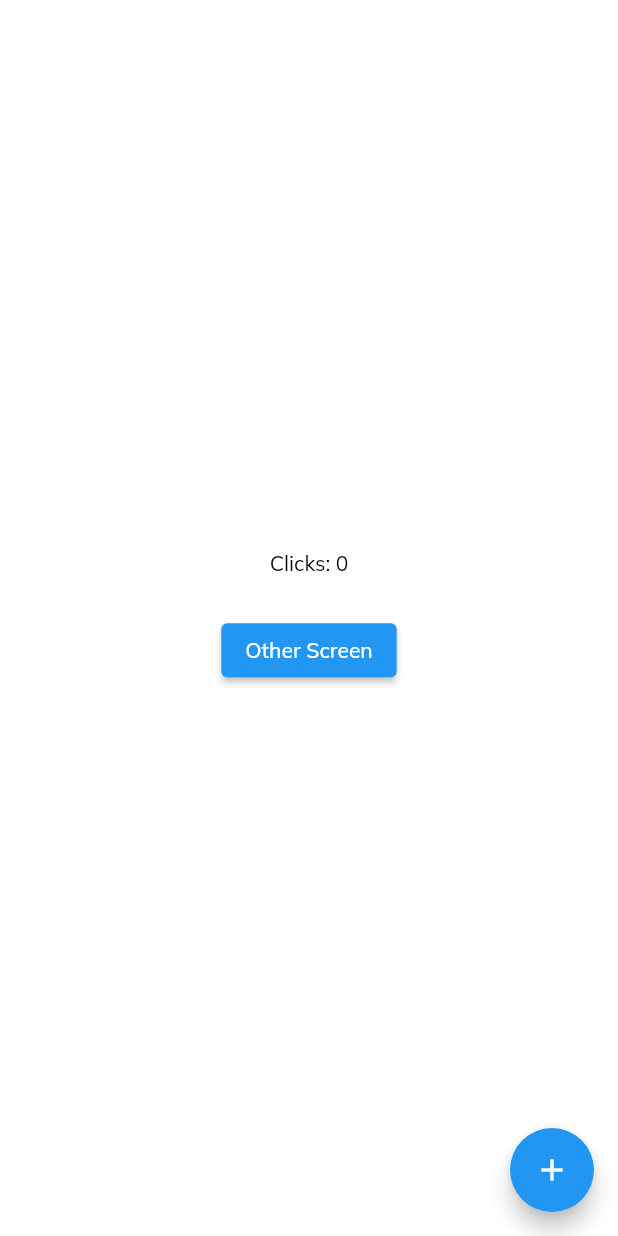
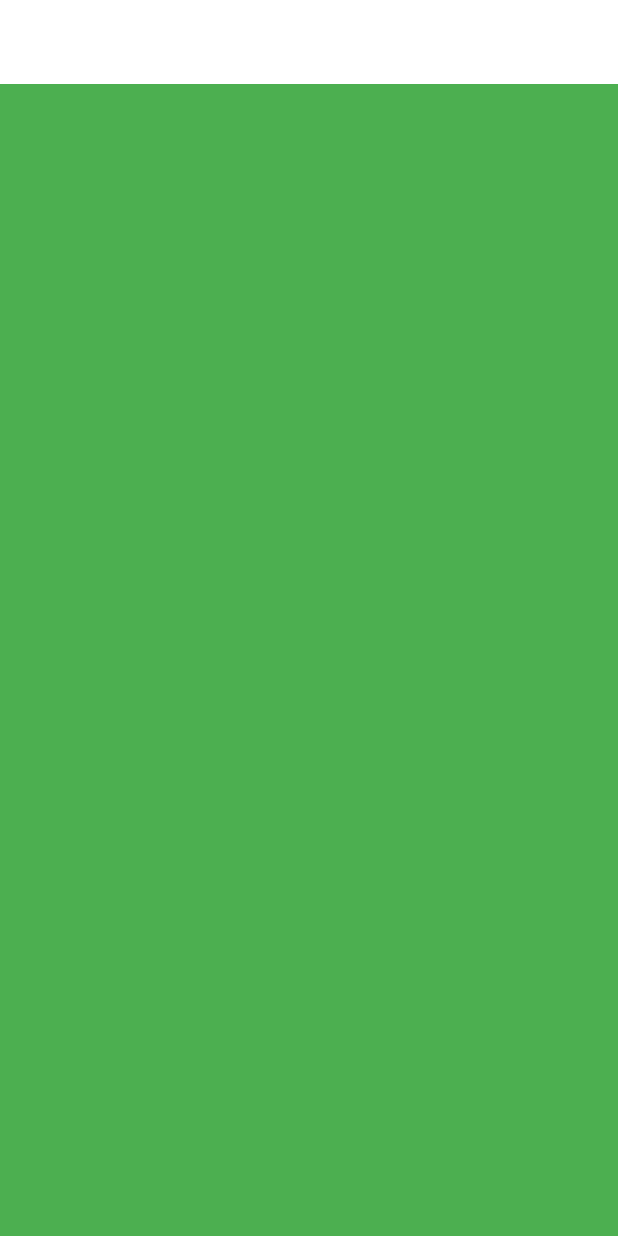
Before and after one commit to Leman316/Flutter_web_project, a Flutter app: the screen it shows after launch, on a phone screen of 412 x 824 dp. Run offline on Flutter 3.47's test engine with Material 2 defaults, Android fonts, the light colour scheme and no system bars; our stand-ins replace get, google_fonts.

Commit message:
Responsiveness update

```diff
--- /dev/null
+++ b/lib/helpers/responsiveness.dart
@@ -0,0 +1,45 @@
+import 'package:flutter/material.dart';
+
+const int largeScreenSize = 1368;
+const int mediumScreenSize = 768;
+const int smallScreenSize = 480;
+const int customScreenSize = 1100;
+
+class Responsiveness extends StatelessWidget {
+  final Widget largeScreen;
+  final Widget mediumScreen;
+  final Widget smallScreen;
+//  final Widget customScreen;
+
+  const Responsiveness({
+    Key key,
+    @required this.largeScreen,
+    this.mediumScreen,
+    this.smallScreen,
+  }) : super(key: key);
+
+  static bool isSmallScreen(BuildContext context) =>
+      MediaQuery.of(context).size.width < mediumScreenSize;
+
+  static bool isMediumScreen(BuildContext context) =>
+      MediaQuery.of(context).size.width > smallScreenSize &&
+      MediaQuery.of(context).size.width < mediumScreenSize;
+
+  static bool isLargeScreen(BuildContext context) =>
+      MediaQuery.of(context).size.width > largeScreenSize;
+
+  @override
+  Widget build(BuildContext context) {
+    return LayoutBuilder(builder: (context, constraints) {
+      double _width = constraints.maxWidth;
+      if (_width >= largeScreenSize)
+        return largeScreen;
+      else if (_width >= mediumScreenSize && _width < largeScreenSize)
+        return mediumScreen ?? largeScreen;
+      else if (_width < mediumScreenSize)
+        return smallScreen ?? largeScreen;
+      else
+        return largeScreen;
+    });
+  }
+}
--- a/lib/layout.dart
+++ b/lib/layout.dart
@@ -0,0 +1,23 @@
+import 'package:flutter/material.dart';
+import 'package:get/get.dart';
+import 'package:web_project/helpers/responsiveness.dart';
+import 'package:web_project/widgets/large_screen.dart';
+import 'package:web_project/widgets/small_screen.dart';
+
+class SiteLayout extends StatelessWidget {
+  // const SiteLayout ({ Key? key }) : super(key: key);
+
+  @override
+  Widget build(BuildContext context) {
+    return Scaffold(
+      appBar: AppBar(
+        elevation: 0,
+        backgroundColor: Colors.white,
+      ),
+      body: Responsiveness(
+        largeScreen: LargeScreen(),
+        smallScreen: SmallScreen(),
+      ),
+    );
+  }
+}
--- a/lib/main.dart
+++ b/lib/main.dart
@@ -1,5 +1,6 @@
 import 'package:flutter/material.dart';
 import 'package:get/get.dart';
+import 'package:web_project/layout.dart';
 import 'package:web_project/screens/homescreen.dart';
 import 'package:google_fonts/google_fonts.dart';
 
@@ -23,7 +24,7 @@ class MyApp extends StatelessWidget {
         }),
         primarySwatch: Colors.blue,
       ),
-      home: HomeScreen(),
+      home: SiteLayout(),
     );
   }
 }
--- /dev/null
+++ b/lib/widgets/large_screen.dart
@@ -0,0 +1,22 @@
+import 'package:flutter/material.dart';
+
+class LargeScreen extends StatelessWidget {
+  const LargeScreen({Key key}) : super(key: key);
+
+  @override
+  Widget build(BuildContext context) {
+    return Row(
+      children: [
+        Expanded(
+            child: Container(
+          color: Colors.red,
+        )),
+        Expanded(
+            flex: 5,
+            child: Container(
+              color: Colors.blue,
+            ))
+      ],
+    );
+  }
+}
--- /dev/null
+++ b/lib/widgets/small_screen.dart
@@ -0,0 +1,13 @@
+import 'package:flutter/material.dart';
+
+class SmallScreen extends StatelessWidget {
+  const SmallScreen({Key key}) : super(key: key);
+
+  @override
+  Widget build(BuildContext context) {
+    return Container(
+      constraints: BoxConstraints.expand(),
+      color: Colors.green,
+    );
+  }
+}
```
